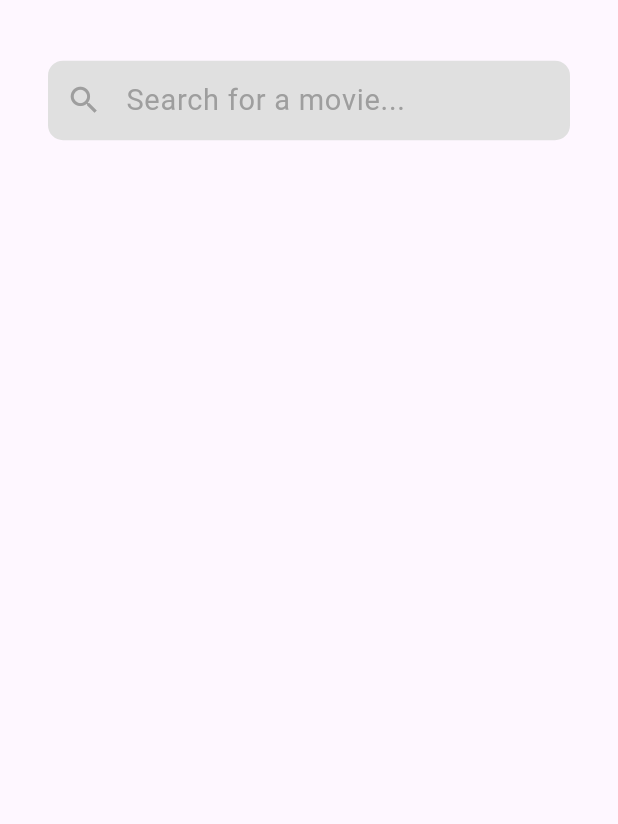
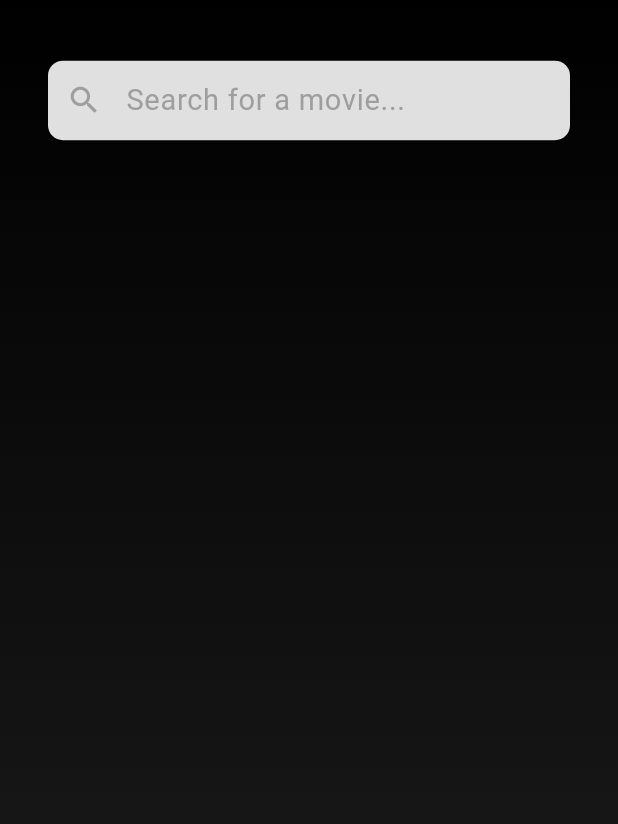
Before and after one commit to Skero015/flick_scout, a Flutter app: the screen it shows after launch, on a phone screen of 412 x 824 dp. Shown: the top 824 px of the screen. Run offline on Flutter 3.47's test engine with Material 3 defaults, Android fonts, the light colour scheme and no system bars; our stand-ins replace cached_network_image, flutter_bloc, flutter_dotenv, flutter_svg, shimmer, sizer.

Commit message:
UI touch up

```diff
--- a/lib/features/movie_search/presentation/home_screen.dart
+++ b/lib/features/movie_search/presentation/home_screen.dart
@@ -11,7 +11,6 @@ import 'package:flutter_bloc/flutter_bloc.dart';
 import 'package:sizer/sizer.dart';
 
 import '../../../core/shared_widgets/shimmer_load.dart';
-import '../data/repository/movie_repository.dart';
 
 class HomeScreen extends StatefulWidget {
   static const routeName = '/home';
@@ -25,47 +24,48 @@ class _HomeScreenState extends State<HomeScreen> {
   @override
   Widget build(BuildContext context) {
     return Scaffold(
-      body: Padding(
-        padding: const EdgeInsets.all(16.0), // Add some padding
+      body: Container(
+        decoration: BoxDecoration(
+          gradient: LinearGradient(
+            colors: [Colors.black, Colors.grey.shade900], // Dark mode gradient
+            begin: Alignment.topCenter,
+            end: Alignment.bottomCenter,
+          ),
+        ),
+        child: Padding(
+          padding: const EdgeInsets.all(16.0), // Add padding around the content
           child: Column(
             crossAxisAlignment: CrossAxisAlignment.start,
             children: <Widget>[
-            SizedBox(height: 2.h),
-            MovieSearchBar(onChanged: (query) { // provide onChanged callback for SearchBar
-              if (query.isEmpty){ // check if query is empty
-                context.read<MovieSearchBloc>().add(ResetSearch()); // Add ResetSearch event
+              SizedBox(height: 2.h), // Responsive spacing
+              MovieSearchBar(onChanged: (query) {
+                if (query.isEmpty) {
+                  context.read<MovieSearchBloc>().add(ResetSearch()); // Reset search if query is empty
                 }
               }),
-            SizedBox(height: 2.h), // Spacing between search bar and results
-            Expanded( // Take up remaining space.
-              child:
-                  BlocBuilder<MovieSearchBloc, MovieSearchState>(
+              SizedBox(height: 2.h), // Spacing between search bar and movie results
+              Expanded(
+                child: BlocBuilder<MovieSearchBloc, MovieSearchState>(
                   builder: (context, state) {
-
                     if (state is MovieLoading) {
-
                       return _buildMovieListShimmer();
-
                     } else if (state is MovieLoaded) {
-
                       return _buildMovieList(state.movies);
-
                     } else if (state is MovieError) {
-
-                    if(state.message.toLowerCase().contains('movie not found')) {
-                      return const NoResultsScreenPart();// Show 'no results' widget
-                    }else {
-                      return ErrorDisplay(message: state.message); // Generic error display.
+                      if (state.message.toLowerCase().contains('movie not found')) {
+                        return const NoResultsScreenPart(); // Show no results widget
+                      } else {
+                        return ErrorDisplay(message: state.message); // Show error message
                       }
-
-                  } else if (state is MovieEmpty) { // Handle the empty state.
-
+                    } else if (state is MovieEmpty) {
                       return const Center(
-                        child: Text('Search for a movie!', style: TextStyle(fontSize: 16, color: Colors.grey),),
+                        child: Text(
+                          'Search for a movie!',
+                          style: TextStyle(fontSize: 16, color: Colors.grey),
+                        ),
                       );
-
                     } else {
-                    return const SizedBox.shrink(); // handles other states, for example the MovieInitial
+                      return const SizedBox.shrink(); // Handle MovieInitial state
                     }
                   },
                 ),
@@ -73,47 +73,38 @@ class _HomeScreenState extends State<HomeScreen> {
             ],
           ),
         ),
+      ),
     );
   }
 
-
-
-  Widget _buildMovieListShimmer(){
-
+  Widget _buildMovieListShimmer() {
     return GridView.builder(
       padding: EdgeInsets.symmetric(vertical: 2.h),
       gridDelegate: const SliverGridDelegateWithFixedCrossAxisCount(
-          crossAxisCount: 2, // Adjust these values
+        crossAxisCount: 2, // Two cards in one row
         crossAxisSpacing: 10,
         mainAxisSpacing: 10,
-          childAspectRatio: 0.7),
-      itemCount: 6, // Number of shimmer placeholders to show
+        childAspectRatio: 0.7,
+      ),
+      itemCount: 6, // Number of shimmer placeholders
       itemBuilder: (context, index) => const MovieCardShimmer(),
-
-
     );
-
-
   }
 
   Widget _buildMovieList(List<Movie> movies) {
-
     return GridView.builder(
-      padding: EdgeInsets.symmetric(vertical: 2.h), // Add padding.
+      padding: EdgeInsets.symmetric(vertical: 2.h),
       gridDelegate: const SliverGridDelegateWithFixedCrossAxisCount(
-          crossAxisCount: 2,
-          childAspectRatio: 0.7,
+        crossAxisCount: 2, // Two movie cards in one row
+        childAspectRatio: 0.7, // Adjust aspect ratio as needed
         mainAxisSpacing: 10,
-          crossAxisSpacing: 10
+        crossAxisSpacing: 10,
       ),
       itemCount: movies.length,
       itemBuilder: (context, index) {
         final movie = movies[index];
-
-        return MovieCard(movie: movie); // display movie information.
+        return MovieCard(movie: movie); // Display movie card
       },
-
     );
-
   }
 }
```
Also changed, not shown: lib/features/movie_search/presentation/widgets/movie_card.dart (+30 -124 lines), lib/features/movie_search/presentation/widgets/no_results_widget.dart (+7 -3 lines). Lines whose indentation alone changed are shown as unchanged.
